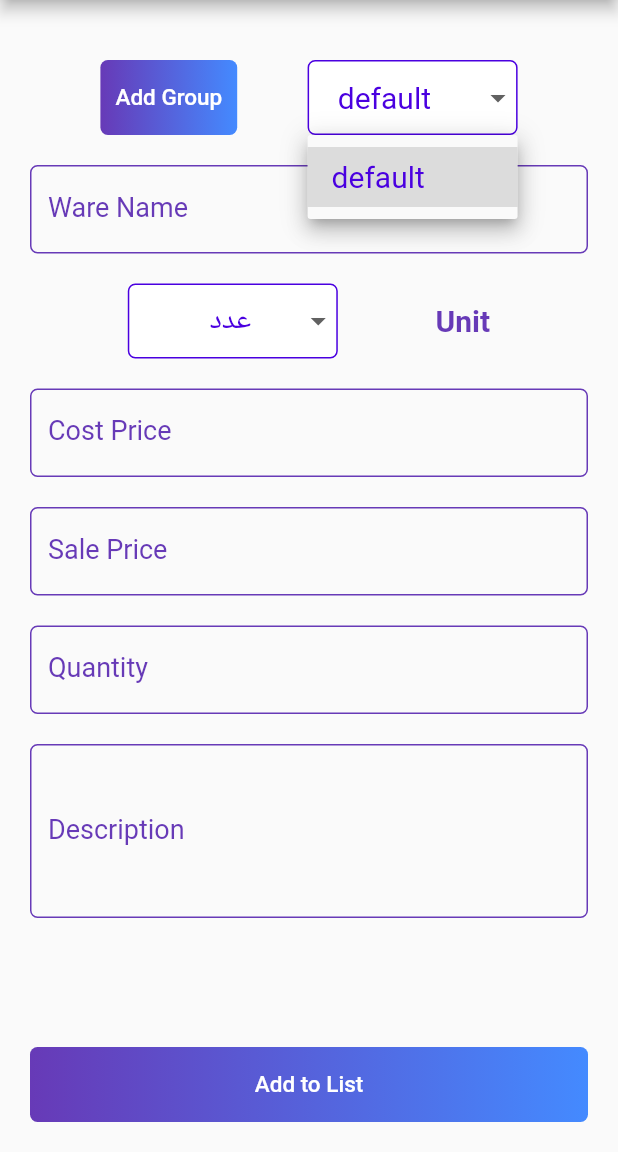
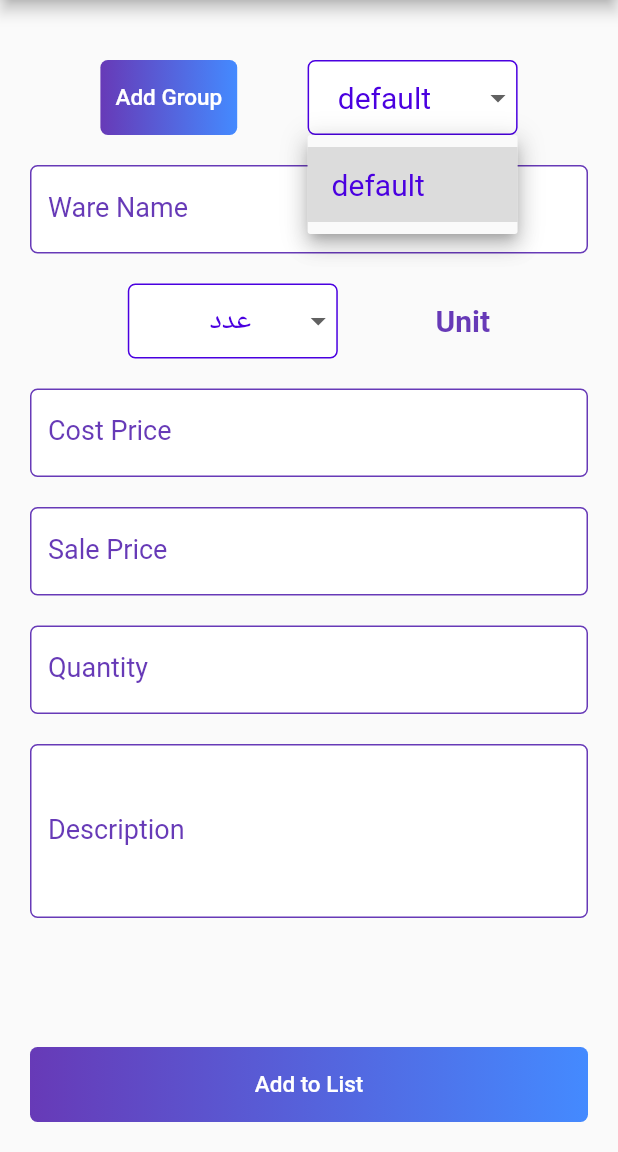
Before and after one commit to mlg199968/price_list_pro, a Flutter app: the AddWareScreen screen opened directly, after a tap on "default", on a phone screen of 412 x 824 dp, the part 84-1236 px from its top. Run offline on Flutter 3.47's test engine with Material 2 defaults, Android fonts, the phone set to English and light mode, and no system bars; drawn by our look-alikes of dropdown_button2; our stand-ins replace auto_size_text; network calls fail.

Commit message:
sixth commit

```diff
--- a/lib/common/widgets/custom_button.dart
+++ b/lib/common/widgets/custom_button.dart
@@ -2,22 +2,33 @@ import 'package:flutter/material.dart';
 import 'package:price_list_pro/constants/constants.dart';
 
 class CustomButton extends StatelessWidget {
-  const CustomButton({Key? key, required this.text, required this.onPressed})
+  const CustomButton(
+      {Key? key,
+      required this.text,
+      required this.onPressed,
+      this.width = 100,
+      this.height = 50})
       : super(key: key);
   final String text;
   final VoidCallback onPressed;
+  final double width;
+  final double height;
   @override
   Widget build(BuildContext context) {
     return TextButton(
-      style: ButtonStyle(padding:MaterialStateProperty.all(const EdgeInsets.all(0))),
+      style: ButtonStyle(
+          padding: MaterialStateProperty.all(const EdgeInsets.all(0))),
       onPressed: onPressed,
       child: Container(
-        padding: const EdgeInsets.symmetric(horizontal: 10),
-        height: 50,
-        decoration: BoxDecoration(gradient: kMainGradiant,borderRadius: BorderRadius.circular(5)),
-        alignment: Alignment.center,
-          child: Text(text,style: const TextStyle(color:Colors.white,fontSize: 15),)),
-
+          padding: const EdgeInsets.symmetric(horizontal: 10),
+          height: 50,
+          decoration: BoxDecoration(
+              gradient: kMainGradiant, borderRadius: BorderRadius.circular(5)),
+          alignment: Alignment.center,
+          child: Text(
+            text,
+            style: const TextStyle(color: Colors.white, fontSize: 15),
+          )),
     );
   }
 }
--- a/lib/common/widgets/custom_textfield.dart
+++ b/lib/common/widgets/custom_textfield.dart
@@ -7,17 +7,24 @@ class CustomTextField extends StatelessWidget {
     required this.label,
     required this.controller,
     this.maxLine = 1,
+    this.width=150
   }) : super(key: key);
   final String label;
   final TextEditingController controller;
   final int maxLine;
+  final double width;
   @override
   Widget build(BuildContext context) {
-    return TextFormField(
+    return SizedBox(
+      width:width ,
+      child: TextFormField(
+
         textAlign: TextAlign.center,
         maxLines: maxLine,
         controller: controller,
         decoration: InputDecoration(
+          filled: true,
+          fillColor: Colors.white,
           label: Text(label,style: const TextStyle(color: kColor1,fontSize: 18),),
           border:OutlineInputBorder(
               borderRadius: BorderRadius.circular(10),
@@ -27,6 +34,7 @@ class CustomTextField extends StatelessWidget {
               borderSide: const BorderSide(color: kColor1)),
 
         ),
+      ),
     );
   }
 }
--- a/lib/common/widgets/drop_list_model.dart
+++ b/lib/common/widgets/drop_list_model.dart
@@ -2,15 +2,20 @@ import 'package:dropdown_button2/dropdown_button2.dart';
 import 'package:flutter/material.dart';
 import 'package:price_list_pro/constants/constants.dart';
 
-
 // ignore: must_be_immutable
 class DropListModel extends StatefulWidget {
-   const DropListModel(
-      {super.key, required this.listItem,
-      required this.onChanged,});
+  const DropListModel({
+    super.key,
+    required this.listItem,
+    required this.onChanged,
+    this.width=140,
+    this.height=50,
+  });
 
   final List listItem;
   final Function onChanged;
+  final double width;
+  final double height;
 
   @override
   State<DropListModel> createState() => _DropListModelState();
@@ -22,6 +27,8 @@ class _DropListModelState extends State<DropListModel> {
   Widget build(BuildContext context) {
     return DropdownButtonHideUnderline(
       child: DropdownButton2(
+
+        dropdownWidth: widget.width,
         alignment: Alignment.centerRight,
         scrollbarRadius: const Radius.circular(5),
         buttonDecoration: BoxDecoration(
@@ -46,16 +53,16 @@ class _DropListModelState extends State<DropListModel> {
                 ))
             .toList(),
         value: selectedValue ?? widget.listItem[0],
-        onChanged:(val){
-          selectedValue=val.toString();
+        onChanged: (val) {
+          selectedValue = val.toString();
           widget.onChanged(val);
           setState(() {});
         },
-          //widget.onChanged,
+        //widget.onChanged,
 
-        buttonHeight: 50,
-        buttonWidth: 140,
-        itemHeight: 40,
+        buttonHeight: widget.height,
+        buttonWidth: widget.width,
+        itemHeight: widget.height,
       ),
     );
   }
--- a/lib/router.dart
+++ b/lib/router.dart
@@ -1,6 +1,7 @@
 import 'package:flutter/material.dart';
 import 'package:price_list_pro/features/add/add_bill/add_bill.dart';
 import 'package:price_list_pro/features/add/add_bill/screens/customer_select_screen.dart';
+import 'package:price_list_pro/features/add/add_bill/screens/ware_select_screen.dart';
 import 'package:price_list_pro/features/add/add_customer/add_customer_screen.dart';
 import 'package:price_list_pro/features/add/add_ware/add_ware_screen.dart';
 
@@ -31,6 +32,8 @@ Route generateRoute(RouteSettings routeSettings) {
       return MaterialPageRoute(builder: (_)=> const AddBill());
       case CustomerSelectScreen.id:
       return MaterialPageRoute(builder: (_)=> const CustomerSelectScreen());
+      case WareSelectScreen.id:
+      return MaterialPageRoute(builder: (_)=> const WareSelectScreen());
 
       case WareListScreen.id:
       return MaterialPageRoute(builder: (_)=> const WareListScreen());
```
Also changed, not shown: lib/features/add/add_bill/add_bill.dart (+36 -6 lines), lib/features/add/add_bill/panels/ware_to_bill_panel.dart (added, +114 -0 lines), lib/features/add/add_bill/screens/ware_select_screen.dart (added, +129 -0 lines). Lines whose indentation alone changed are shown as unchanged.
